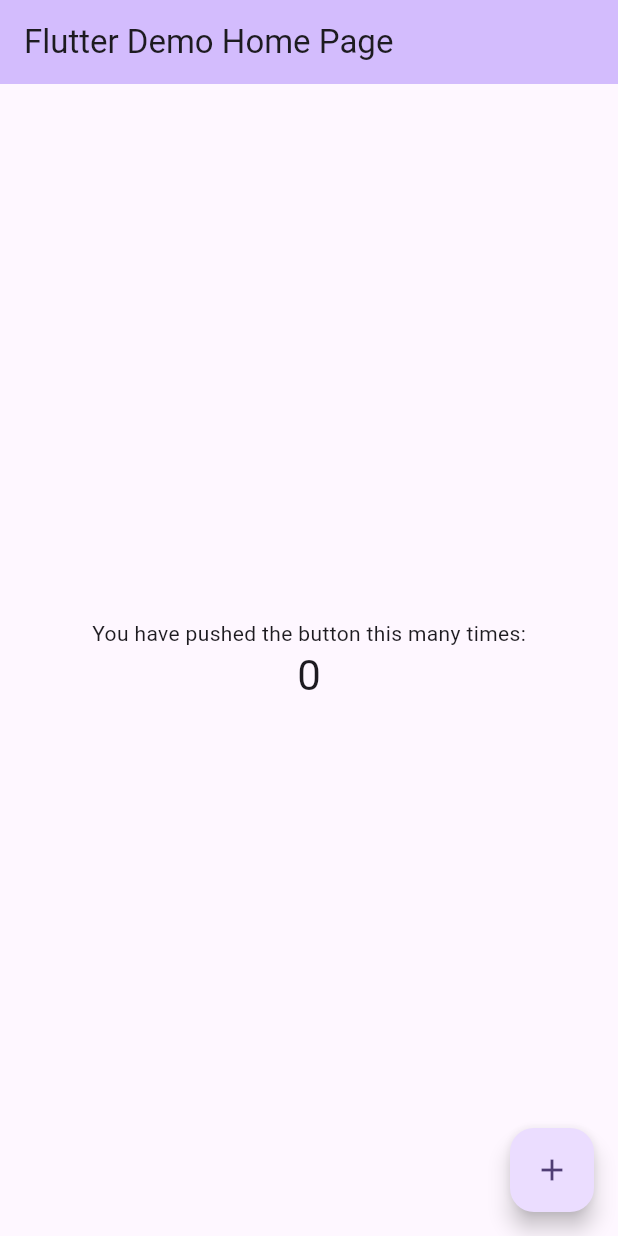
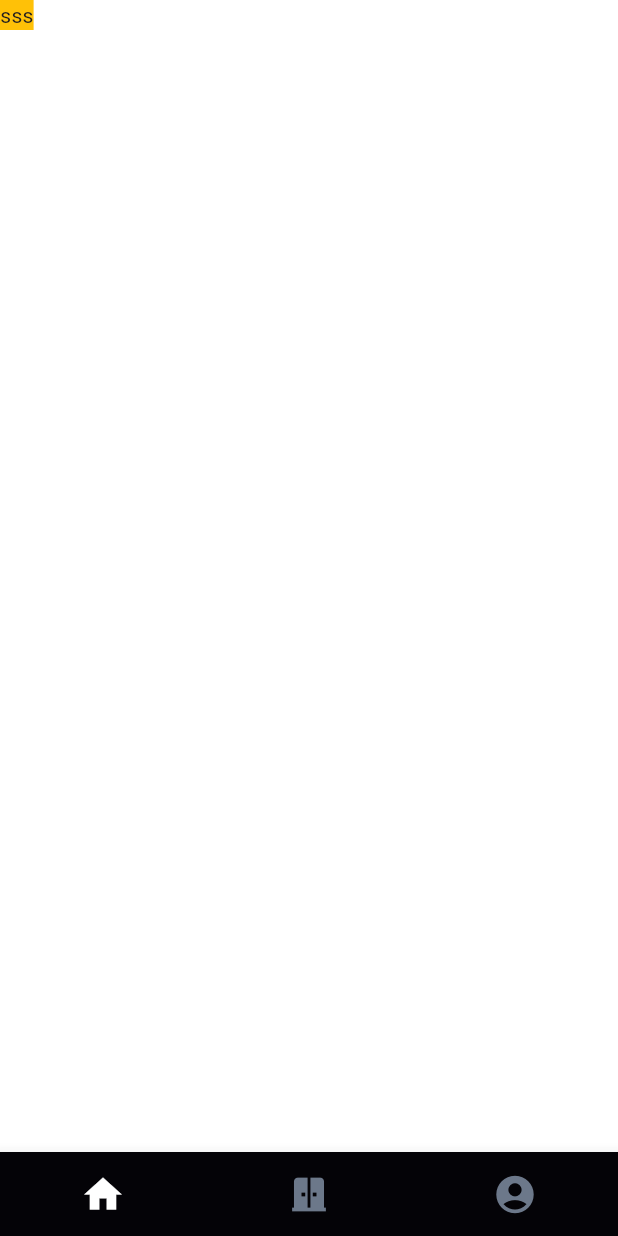
Before and after one commit to Grounded-RnD/NexaLab-Application, a Flutter app: the screen it shows after launch, on a phone screen of 412 x 824 dp. Run offline on Flutter 3.47's test engine with Material 3 defaults, Android fonts, the phone set to English and light mode, and no system bars; drawn by our look-alikes of custom_navigation_bar.

Commit message:
initial main

```diff
--- /dev/null
+++ b/lib/homepage.dart
@@ -0,0 +1,18 @@
+import 'package:flutter/material.dart';
+
+class HomePage extends StatefulWidget {
+  const HomePage({super.key});
+
+  @override
+  State<HomePage> createState() => _HomePageState();
+}
+
+class _HomePageState extends State<HomePage> {
+  @override
+  Widget build(BuildContext context) {
+    return Container(
+      color: Colors.amber,
+
+      child: Text('sss'),);
+  }
+}
--- a/lib/main.dart
+++ b/lib/main.dart
@@ -1,125 +1,146 @@
 import 'package:flutter/material.dart';
+import 'package:custom_navigation_bar/custom_navigation_bar.dart';
+import 'package:nexa_lab/homepage.dart';
+import 'package:nexa_lab/peminjaman.dart';
 
-void main() {
-  runApp(const MyApp());
+void main() => runApp(MyApp());
+
+enum ThemeStyle {
+  Dribbble,
 }
 
 class MyApp extends StatelessWidget {
-  const MyApp({super.key});
-
   // This widget is the root of your application.
   @override
   Widget build(BuildContext context) {
     return MaterialApp(
-      title: 'Flutter Demo',
+      debugShowCheckedModeBanner: false,
+      title: 'Custom Navigation Bar Example',
       theme: ThemeData(
-        // This is the theme of your application.
-        //
-        // TRY THIS: Try running your application with "flutter run". You'll see
-        // the application has a blue toolbar. Then, without quitting the app,
-        // try changing the seedColor in the colorScheme below to Colors.green
-        // and then invoke "hot reload" (save your changes or press the "hot
-        // reload" button in a Flutter-supported IDE, or press "r" if you used
-        // the command line to start the app).
-        //
-        // Notice that the counter didn't reset back to zero; the application
-        // state is not lost during the reload. To reset the state, use hot
-        // restart instead.
-        //
-        // This works for code too, not just values: Most code changes can be
-        // tested with just a hot reload.
-        colorScheme: ColorScheme.fromSeed(seedColor: Colors.deepPurple),
-        useMaterial3: true,
-      ),
-      home: const MyHomePage(title: 'Flutter Demo Home Page'),
+        primarySwatch: const MaterialColor(0xFF6E45E3, {
+          50: Color(0xFFE8E2F7),
+          100: Color(0xFFCDB8E9),
+          200: Color(0xFFB18DDA),
+          300: Color(0xFF9552CB),
+          400: Color(0xFF7A27BC),
+          500: Color(0xFF6E45E3),
+          600: Color(0xFF5A3AB0),
+          700: Color(0xFF462F7D),
+          800: Color(0xFF32254A),
+          900: Color(0xFF1E1A17),
+        }),
+            ),
+      home: MyHomePage(),
     );
   }
 }
 
 class MyHomePage extends StatefulWidget {
-  const MyHomePage({super.key, required this.title});
-
-  // This widget is the home page of your application. It is stateful, meaning
-  // that it has a State object (defined below) that contains fields that affect
-  // how it looks.
-
-  // This class is the configuration for the state. It holds the values (in this
-  // case the title) provided by the parent (in this case the App widget) and
-  // used by the build method of the State. Fields in a Widget subclass are
-  // always marked "final".
-
-  final String title;
+  MyHomePage({Key? key}) : super(key: key);
 
   @override
-  State<MyHomePage> createState() => _MyHomePageState();
+  _MyHomePageState createState() => _MyHomePageState();
 }
 
 class _MyHomePageState extends State<MyHomePage> {
-  int _counter = 0;
+  int _currentIndex = 0;
+  ThemeStyle _currentStyle = ThemeStyle.Dribbble;
 
-  void _incrementCounter() {
-    setState(() {
-      // This call to setState tells the Flutter framework that something has
-      // changed in this State, which causes it to rerun the build method below
-      // so that the display can reflect the updated values. If we changed
-      // _counter without calling setState(), then the build method would not be
-      // called again, and so nothing would appear to happen.
-      _counter++;
-    });
-  }
+  List<int> _badgeCounts = List<int>.generate(5, (index) => index);
+
+  List<bool> _badgeShows = List<bool>.generate(5, (index) => true);
+
+  List<Widget> index = [HomePage(), Peminjaman(), HomePage(), HomePage(), HomePage()];
 
   @override
   Widget build(BuildContext context) {
-    // This method is rerun every time setState is called, for instance as done
-    // by the _incrementCounter method above.
-    //
-    // The Flutter framework has been optimized to make rerunning build methods
-    // fast, so that you can just rebuild anything that needs updating rather
-    // than having to individually change instances of widgets.
     return Scaffold(
-      appBar: AppBar(
-        // TRY THIS: Try changing the color here to a specific color (to
-        // Colors.amber, perhaps?) and trigger a hot reload to see the AppBar
-        // change color while the other colors stay the same.
-        backgroundColor: Theme.of(context).colorScheme.inversePrimary,
-        // Here we take the value from the MyHomePage object that was created by
-        // the App.build method, and use it to set our appbar title.
-        title: Text(widget.title),
-      ),
-      body: Center(
-        // Center is a layout widget. It takes a single child and positions it
-        // in the middle of the parent.
-        child: Column(
-          // Column is also a layout widget. It takes a list of children and
-          // arranges them vertically. By default, it sizes itself to fit its
-          // children horizontally, and tries to be as tall as its parent.
-          //
-          // Column has various properties to control how it sizes itself and
-          // how it positions its children. Here we use mainAxisAlignment to
-          // center the children vertically; the main axis here is the vertical
-          // axis because Columns are vertical (the cross axis would be
-          // horizontal).
-          //
-          // TRY THIS: Invoke "debug painting" (choose the "Toggle Debug Paint"
-          // action in the IDE, or press "p" in the console), to see the
-          // wireframe for each widget.
-          mainAxisAlignment: MainAxisAlignment.center,
-          children: <Widget>[
-            const Text(
-              'You have pushed the button this many times:',
-            ),
-            Text(
-              '$_counter',
-              style: Theme.of(context).textTheme.headlineMedium,
-            ),
-          ],
-        ),
-      ),
-      floatingActionButton: FloatingActionButton(
-        onPressed: _incrementCounter,
-        tooltip: 'Increment',
-        child: const Icon(Icons.add),
-      ), // This trailing comma makes auto-formatting nicer for build methods.
+      // extendBody for floating bar get better perfomance
+      extendBody: true,
+      backgroundColor: Colors.white,
+      body: index[_currentIndex],
+      bottomNavigationBar: _buildBottomNavigationBar(),
     );
   }
+
+  Widget _buildBottomNavigationBar() {
+    switch (_currentStyle) {
+      case ThemeStyle.Dribbble:
+        return _buildOriginDesign();
+      default:
+        return _buildOriginDesign();
+    }
+  }
+
+  Widget _buildTitle() {
+    return CustomNavigationBar(
+      iconSize: 30.0,
+      selectedColor: Color(0xff040307),
+      strokeColor: Color(0x30040307),
+      unSelectedColor: Color(0xffacacac),
+      backgroundColor: Colors.white,
+      items: [
+        CustomNavigationBarItem(
+          icon: Icon(Icons.home),
+          title: Text("Home"),
+        ),
+        CustomNavigationBarItem(
+          icon: Icon(Icons.shopping_cart),
+          title: Text("Cart"),
+        ),
+        CustomNavigationBarItem(
+          icon: Icon(Icons.lightbulb_outline),
+          title: Text("Explore"),
+        ),
+        CustomNavigationBarItem(
+          icon: Icon(Icons.search),
+          title: Text("Search"),
+        ),
+        CustomNavigationBarItem(
+          icon: Icon(Icons.account_circle),
+          title: Text("Me"),
+        ),
+      ],
+      currentIndex: _currentIndex,
+      onTap: (index) {
+        setState(() {
+          _currentIndex = index;
+        });
+      },
+    );
+  }
+
+  Widget _buildOriginDesign() {
+    return CustomNavigationBar(
+      iconSize: 30.0,
+      selectedColor: Colors.white,
+      strokeColor: Colors.white,
+      unSelectedColor: Color(0xff6c788a),
+      backgroundColor: Color(0xff040307),
+      items: [
+        CustomNavigationBarItem(
+          icon: Icon(Icons.home),
+        ),
+        CustomNavigationBarItem(
+          icon: Icon(Icons.door_sliding),
+        ),
+        CustomNavigationBarItem(
+          icon: Icon(Icons.account_circle),
+        ),
+        // CustomNavigationBarItem(
+        //   icon: Icon(Icons.search),
+        // ),
+        // CustomNavigationBarItem(
+        //   icon: Icon(Icons.account_circle),
+        // ),
+      ],
+      currentIndex: _currentIndex,
+      onTap: (index) {
+        setState(() {
+          _currentIndex = index;
+        });
+      },
+    );
+  }
+
 }
--- a/pubspec.yaml
+++ b/pubspec.yaml
@@ -35,6 +35,8 @@ dependencies:
   # The following adds the Cupertino Icons font to your application.
   # Use with the CupertinoIcons class for iOS style icons.
   cupertino_icons: ^1.0.2
+  custom_navigation_bar: ^0.8.2
+  antdesign_icons: ^0.0.3
 
 dev_dependencies:
   flutter_test:
```
Also changed, not shown: lib/akun.dart (added, +15 -0 lines), lib/peminjaman.dart (added, +15 -0 lines), pubspec.lock.
